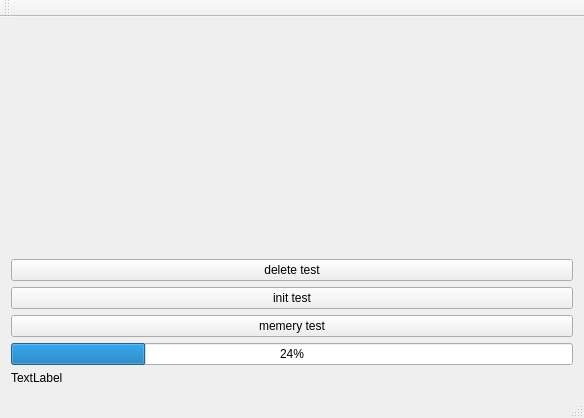
Old version of the form App/AppTest/appmainwindowtest.ui in the repository tiangaomingjing/ServoDriveTech.
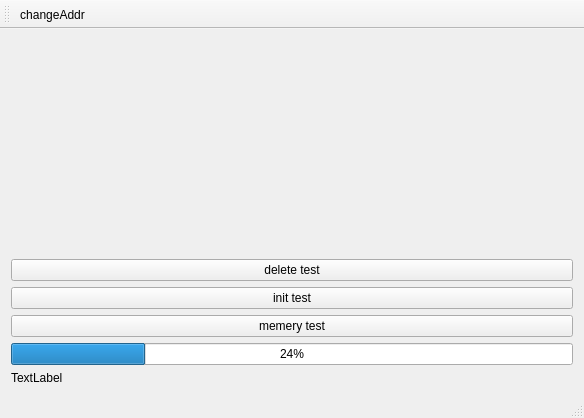
New version of the form.

```diff
--- a/App/AppTest/appmainwindowtest.ui
+++ b/App/AppTest/appmainwindowtest.ui
@@ -72,8 +72,14 @@
    <attribute name="toolBarBreak">
     <bool>false</bool>
    </attribute>
+   <addaction name="actionChangeAddr"/>
   </widget>
   <widget class="QStatusBar" name="statusBar"/>
+  <action name="actionChangeAddr">
+   <property name="text">
+    <string>changeAddr</string>
+   </property>
+  </action>
  </widget>
  <layoutdefault spacing="6" margin="11"/>
  <resources/>
```
